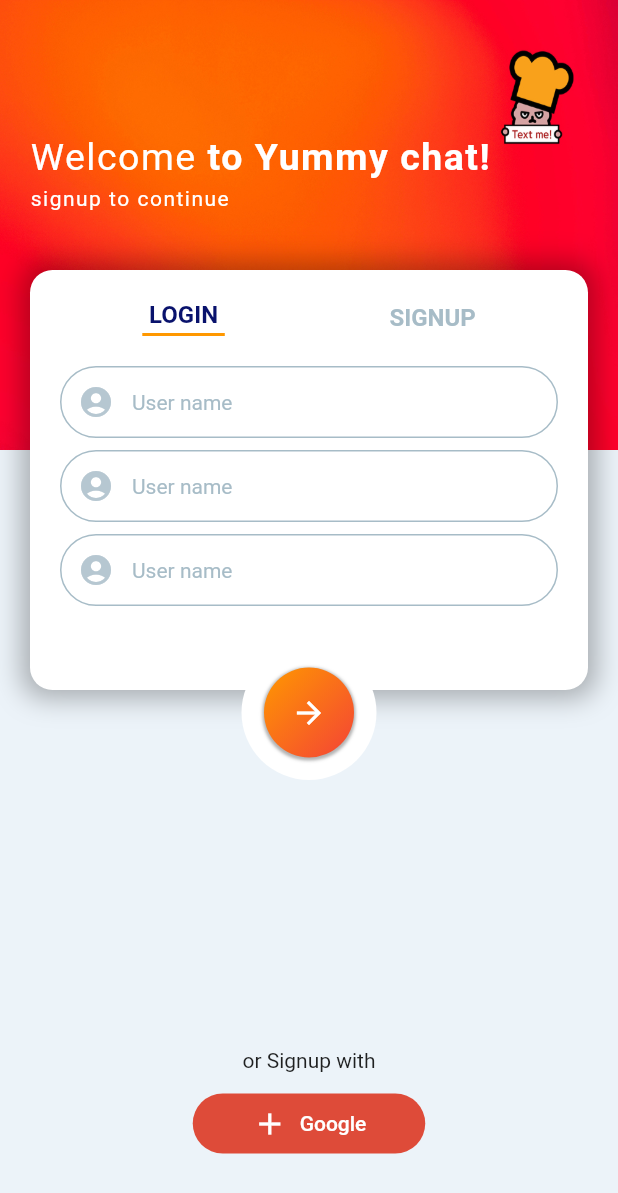
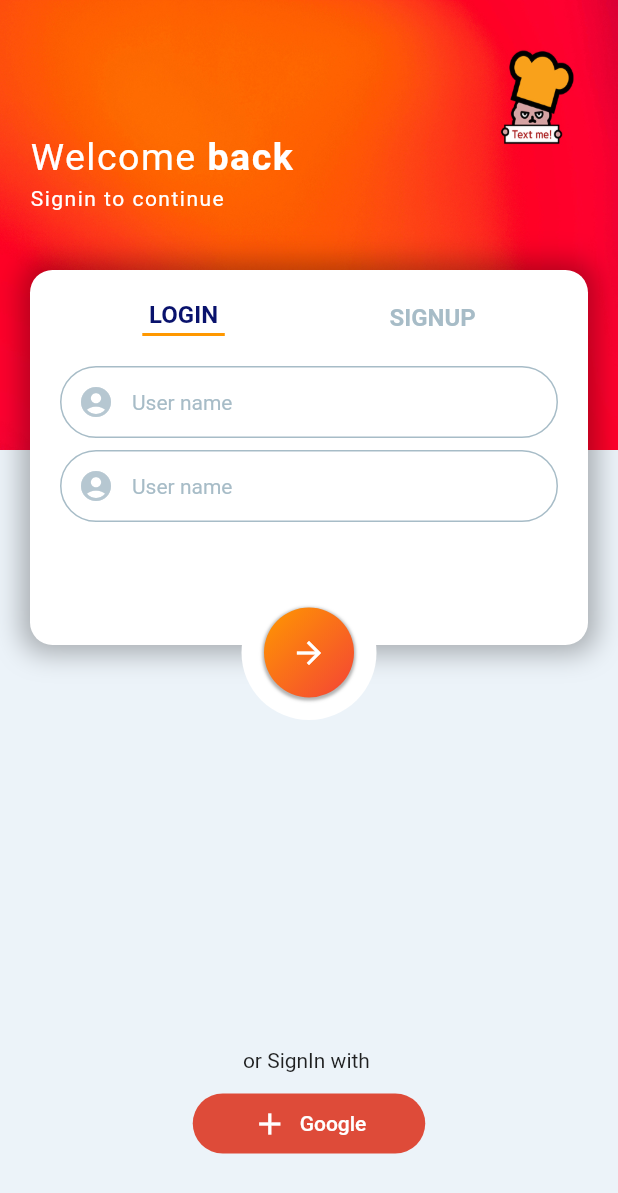
Before and after one commit to seol11796/chatting-app, a Flutter app: the screen it shows after launch, after a tap on "LOGIN", on a phone screen of 412 x 824 dp. Shown: the top 1193 px of the screen. Run offline on Flutter 3.47's test engine with Material 2 defaults, Android fonts, the phone set to English and light mode, and no system bars.

Commit message:
fourth commit

```diff
--- a/lib/screens/main_screen.dart
+++ b/lib/screens/main_screen.dart
@@ -46,7 +46,7 @@ class _LoginSignupScreenState extends State<LoginSignupScreen> {
                 ),
                 children: [
                   TextSpan(
-                  text: ' to Yummy chat! ',
+                  text: isSignupScreen ? ' to Yummy chat! ':' back',
                   style: TextStyle(
                       letterSpacing: 1.0,
                       fontSize: 25,
@@ -60,7 +60,7 @@ class _LoginSignupScreenState extends State<LoginSignupScreen> {
             SizedBox(height: 5.0,
             ),
             Text(
-                'signup to continue',
+               isSignupScreen ? 'Signup to continue' : 'Signin to continue',
                 style: TextStyle(
                     letterSpacing: 1.0,
                     color:Colors.white,
@@ -73,12 +73,15 @@ class _LoginSignupScreenState extends State<LoginSignupScreen> {
         ),
       ),
       // 텍스트 폼 필드
-      Positioned(
+      AnimatedPositioned(
+        duration: Duration(milliseconds: 500),
+        curve: Curves.easeIn,
         top: 180,
-          child: Container(
-
+          child: AnimatedContainer(
+            duration: Duration(milliseconds: 500),
+            curve: Curves.easeIn,
             padding: EdgeInsets.all(20.0),
-            height: 280.0,
+            height: isSignupScreen? 280.0 : 250.0,
             width:MediaQuery.of(context).size.width-40,
             margin: EdgeInsets.symmetric(horizontal: 20.0),
             decoration: BoxDecoration(
@@ -154,6 +157,7 @@ class _LoginSignupScreenState extends State<LoginSignupScreen> {
                   ],
                 ),
 
+                if(isSignupScreen)
                 Container(
                   margin: EdgeInsets.only(top:20),
                   child:Form(
@@ -250,13 +254,83 @@ class _LoginSignupScreenState extends State<LoginSignupScreen> {
                     ),
                   )
                 ),
+
+                if(!isSignupScreen)
+                Container(
+                  margin: EdgeInsets.only(top: 20),
+                  child: Form(
+                    child: Column(
+                      children: [
+                        TextFormField(
+                          decoration: InputDecoration(
+                              prefixIcon: Icon(Icons.account_circle,
+                                color: Palette.iconColor,
+                              ),
+                              enabledBorder: OutlineInputBorder(
+                                  borderSide: BorderSide(
+                                      color: Palette.textColor1
+                                  ),
+                                  borderRadius: BorderRadius.all(
+                                      Radius.circular(35.0))
+                              ),
+                              focusedBorder: OutlineInputBorder(
+                                  borderSide: BorderSide(
+                                      color: Palette.textColor1
+                                  ),
+                                  borderRadius: BorderRadius.all(
+                                      Radius.circular(35.0))
+                              ),
+                              hintText:'User name',
+                              hintStyle: TextStyle(
+                                  fontSize: 14,
+                                  color: Palette.textColor1
+                              ),
+                              contentPadding: EdgeInsets.all(10)
+                          ),
+                        ),
+                        SizedBox(height: 8,),
+                        TextFormField(
+                          decoration: InputDecoration(
+                              prefixIcon: Icon(Icons.account_circle,
+                                color: Palette.iconColor,
+                              ),
+                              enabledBorder: OutlineInputBorder(
+                                  borderSide: BorderSide(
+                                      color: Palette.textColor1
+                                  ),
+                                  borderRadius: BorderRadius.all(
+                                      Radius.circular(35.0))
+                              ),
+                              focusedBorder: OutlineInputBorder(
+                                  borderSide: BorderSide(
+                                      color: Palette.textColor1
+                                  ),
+                                  borderRadius: BorderRadius.all(
+                                      Radius.circular(35.0))
+                              ),
+                              hintText:'User name',
+                              hintStyle: TextStyle(
+                                  fontSize: 14,
+                                  color: Palette.textColor1
+                              ),
+                              contentPadding: EdgeInsets.all(10)
+                          ),
+                        ),
+                      ],
+                    ),
+                  ),
+                )
+
+
               ],
             ),
           ),
       ),
       // 전송 버튼
-      Positioned(
-          top: 430,
+      AnimatedPositioned(
+        duration: Duration(milliseconds: 500),
+          curve: Curves.easeIn,
+          top: isSignupScreen ? 430 : 390,
           left: 0,
           right: 0,
           child:  Center(
@@ -305,7 +379,7 @@ class _LoginSignupScreenState extends State<LoginSignupScreen> {
 
           child: Column(
             children: [
-              Text('or Signup with'),
+              Text(isSignupScreen? 'or Signup with' : 'or SignIn with '),
               SizedBox(
                 height: 10,
               ),
```
